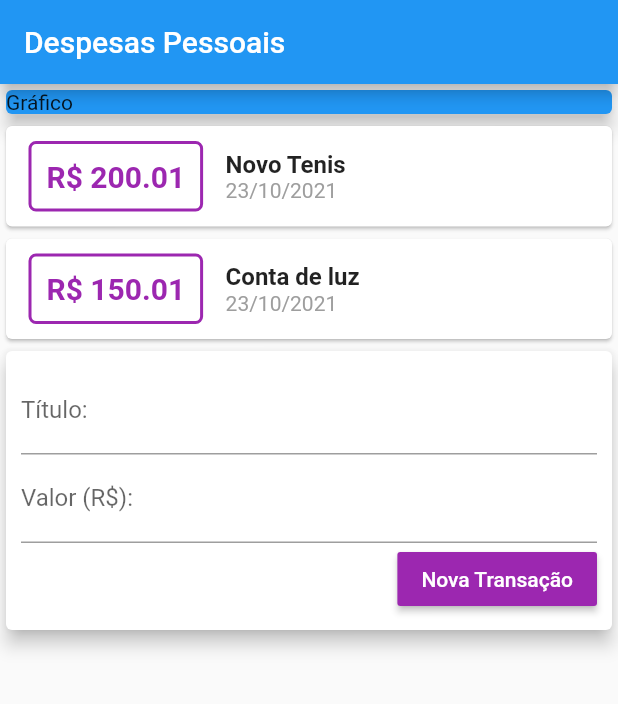
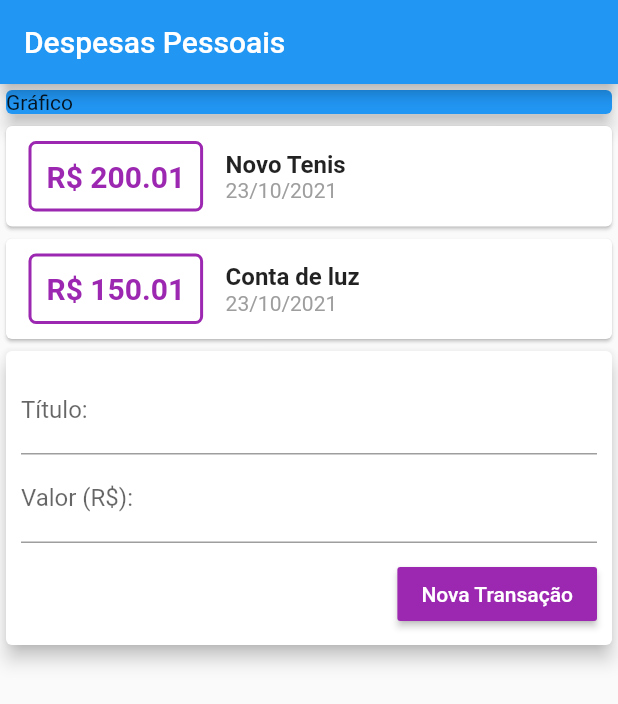
Before and after one commit to EduardoMoreira26/Flutter-expensesApp, a Flutter app: the screen it shows after launch, on a phone screen of 412 x 824 dp. Shown: the top 704 px of the screen. Run offline on Flutter 3.47's test engine with Material 2 defaults, Android fonts, the phone set to English and light mode, and no system bars.

Commit message:
create transactionForm

```diff
--- a/lib/components/transaction_form.dart
+++ b/lib/components/transaction_form.dart
@@ -24,7 +24,9 @@ class TransactionForm extends StatelessWidget {
                 labelText: 'Valor (R\$):',
               ),
             ),
-            Row(
+            Container(
+              margin: EdgeInsets.only(top: 10),
+              child: Row(
                 mainAxisAlignment: MainAxisAlignment.end,
                 children: [
                   // ignore: deprecated_member_use
@@ -39,6 +41,7 @@ class TransactionForm extends StatelessWidget {
                   ),
                 ],
               ),
+            ),
           ],
         ),
       ),
--- a/lib/main.dart
+++ b/lib/main.dart
@@ -13,10 +13,6 @@ class ExpensesApp extends StatelessWidget {
 }
 
 class MyHomePage extends StatelessWidget {
-
-
-
-
   @override
   Widget build(BuildContext context) {
     return Scaffold(
```
Also changed, not shown: lib/components/transaction_user.dart (+12 -5 lines). Lines whose indentation alone changed are shown as unchanged.
